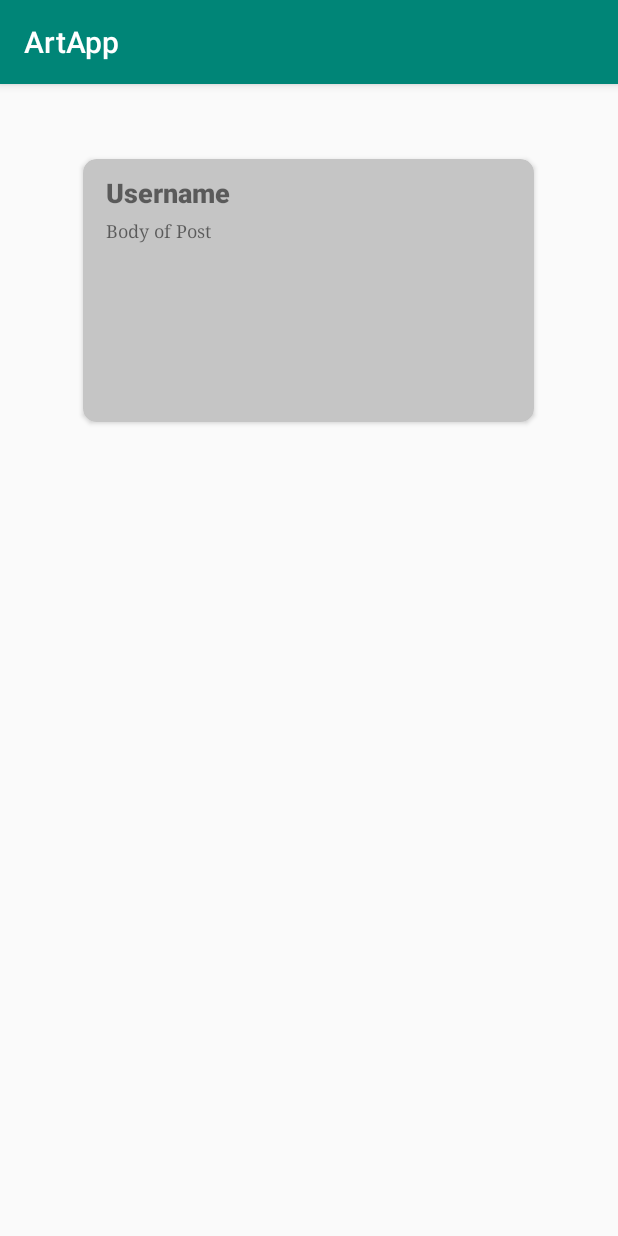
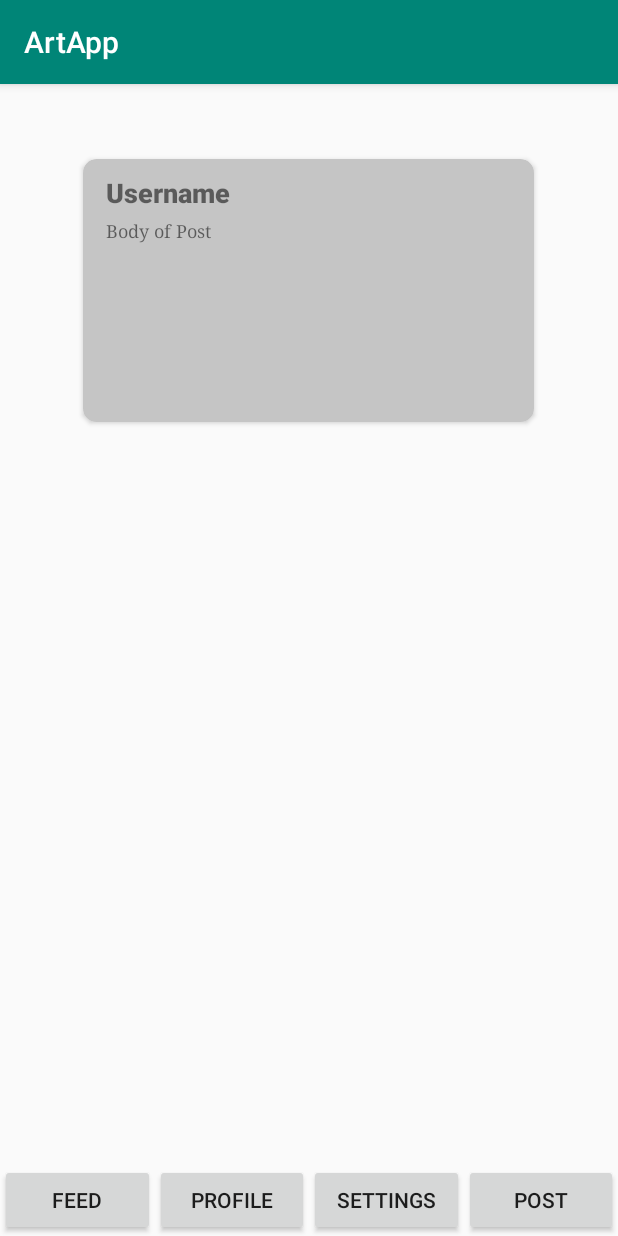
Before and after one commit to Creastacean/ArtApp, an Android app: the screen it shows after launch (MainActivity), on a phone screen of 412 x 824 dp. Run offline under Robolectric (Android 15) with nearby library versions, the phone set to English and light mode, and no system bars.

Commit message:
Added Buttons in main view, they will need functions eventually

```diff
--- a/app/build.gradle
+++ b/app/build.gradle
@@ -26,4 +26,5 @@ dependencies {
     testImplementation 'junit:junit:4.12'
     androidTestImplementation 'androidx.test.ext:junit:1.1.1'
     androidTestImplementation 'androidx.test.espresso:espresso-core:3.2.0'
+    implementation 'androidx.cardview:cardview:1.0.0'
 }
--- a/app/src/main/res/layout/activity_main.xml
+++ b/app/src/main/res/layout/activity_main.xml
@@ -5,6 +5,7 @@
     android:layout_width="match_parent"
     android:layout_height="match_parent"
     tools:context=".MainActivity">
+
     <androidx.cardview.widget.CardView
         android:layout_width="0dp"
         android:layout_height="175dp"
@@ -40,4 +41,43 @@ app:layout_constraintTop_toTopOf="parent">
 
     </androidx.cardview.widget.CardView>
 
+    <Button
+        android:id="@+id/button3"
+        android:layout_width="0dp"
+        android:layout_height="wrap_content"
+        android:text="@string/settings_button"
+        app:layout_constraintBottom_toBottomOf="parent"
+        app:layout_constraintEnd_toStartOf="@+id/button5"
+        app:layout_constraintHorizontal_bias="0.5"
+        app:layout_constraintStart_toEndOf="@+id/button4" />
+
+    <Button
+        android:id="@+id/button4"
+        android:layout_width="0dp"
+        android:layout_height="wrap_content"
+        android:text="@string/profile_button"
+        app:layout_constraintBottom_toBottomOf="parent"
+        app:layout_constraintEnd_toStartOf="@+id/button3"
+        app:layout_constraintHorizontal_bias="0.5"
+        app:layout_constraintStart_toEndOf="@+id/button6" />
+
+    <Button
+        android:id="@+id/button5"
+        android:layout_width="0dp"
+        android:layout_height="wrap_content"
+        android:text="@string/post_button"
+        app:layout_constraintBottom_toBottomOf="parent"
+        app:layout_constraintEnd_toEndOf="parent"
+        app:layout_constraintStart_toEndOf="@+id/button3" />
+
+    <Button
+        android:id="@+id/button6"
+        android:layout_width="0dp"
+        android:layout_height="wrap_content"
+        android:text="@string/feed_button"
+        app:layout_constraintBottom_toBottomOf="parent"
+        app:layout_constraintEnd_toStartOf="@+id/button4"
+        app:layout_constraintHorizontal_bias="0.5"
+        app:layout_constraintStart_toStartOf="parent" />
+
 </androidx.constraintlayout.widget.ConstraintLayout>
--- a/app/src/main/res/values/strings.xml
+++ b/app/src/main/res/values/strings.xml
@@ -4,4 +4,8 @@
     <string name="input_price">Asking Price/offer</string>
     <string name="input_tags">Tags (paint, nature, impressionist)</string>
     <string name="save_post">Post</string>
+    <string name="settings_button">Settings</string>
+    <string name="profile_button">Profile</string>
+    <string name="feed_button">Feed</string>
+    <string name="post_button">Post</string>
 </resources>
```
Lines whose indentation alone changed are shown as unchanged.
